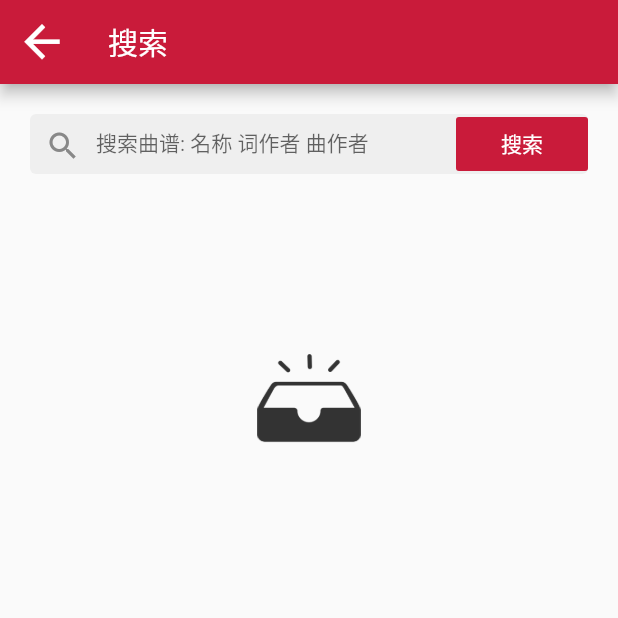
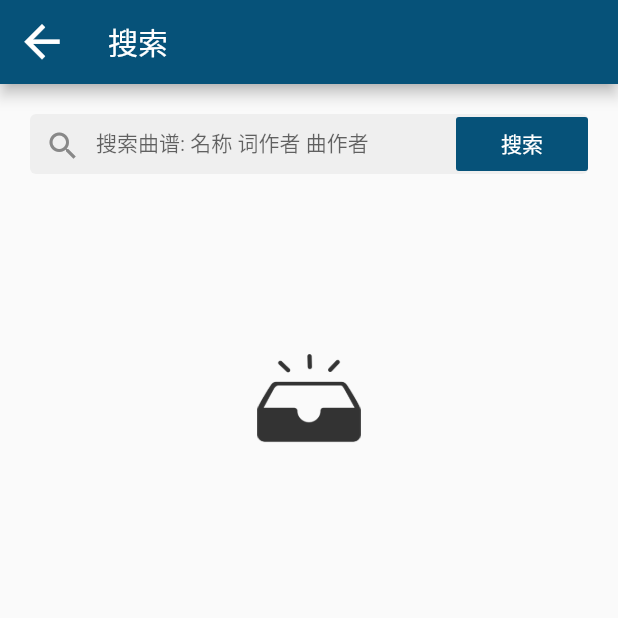
Before and after one commit to ChenYunerer/score_app, a Flutter app: the screen it shows after launch, after a tap on "搜索曲谱: 名称 词作者 曲作者", on a phone screen of 412 x 824 dp, the top half of it. Run offline on Flutter 3.47's test engine with Material 2 defaults, Android fonts, the phone set to English and light mode, and no system bars; our stand-ins replace convert, dio, fluttertoast, photo_view, shared_preferences; generated files the repository leaves out were written again; network calls fail.

Commit message:
feat(ALL): 修改颜色

```diff
--- a/lib/config/color_config.dart
+++ b/lib/config/color_config.dart
@@ -9,5 +9,5 @@ class ColorConfig {
   static const Color gray = Color(0xFF888888);
   static const Color textDefault = Color(0xFF888888);
   static const Color textBlack = Color(0xFF313131);
-  static const Color mainTheme = china_green;
+  static const Color main_theme = china_green;
 }
--- a/lib/dialog/login_dialog.dart
+++ b/lib/dialog/login_dialog.dart
@@ -115,7 +115,7 @@ class LoginDialog extends Dialog {
                     },
                     shape: RoundedRectangleBorder(
                         borderRadius: BorderRadius.all(Radius.circular(8))),
-                    color: ColorConfig.red,
+                    color: ColorConfig.main_theme,
                     child:
                     Text("注册", style: TextStyle(color: ColorConfig.white)),
                   ),
@@ -129,7 +129,7 @@ class LoginDialog extends Dialog {
                     },
                     shape: RoundedRectangleBorder(
                         borderRadius: BorderRadius.all(Radius.circular(8))),
-                    color: ColorConfig.red,
+                    color: ColorConfig.main_theme,
                     child:
                     Text("登录", style: TextStyle(color: ColorConfig.white)),
                   )
--- a/lib/dialog/register_dialog.dart
+++ b/lib/dialog/register_dialog.dart
@@ -99,7 +99,7 @@ class RegisterDialog extends Dialog {
                 },
                 shape: RoundedRectangleBorder(
                     borderRadius: BorderRadius.all(Radius.circular(8))),
-                color: ColorConfig.red,
+                color: ColorConfig.main_theme,
                 child: Text("确认", style: TextStyle(color: ColorConfig.white)),
               )
             ],
@@ -172,7 +172,7 @@ class RegisterDialog extends Dialog {
             },
             //shape: OutlineInputBorder(borderRadius: BorderRadius.all(Radius.circular(0))),
             padding: EdgeInsets.all(0),
-            color: ColorConfig.red,
+            color: ColorConfig.main_theme,
             child: countDownText,
           )
         ],
--- a/lib/dialog/tip_dialog.dart
+++ b/lib/dialog/tip_dialog.dart
@@ -107,7 +107,7 @@ class TipDialog extends Dialog {
                     },
                     shape: RoundedRectangleBorder(
                         borderRadius: BorderRadius.all(Radius.circular(8))),
-                    color: ColorConfig.red,
+                    color: ColorConfig.main_theme,
                     child: Text(negativeButtonStr,
                         style: TextStyle(color: ColorConfig.white)),
                   ),
@@ -122,7 +122,7 @@ class TipDialog extends Dialog {
                     },
                     shape: RoundedRectangleBorder(
                         borderRadius: BorderRadius.all(Radius.circular(8))),
-                    color: ColorConfig.red,
+                    color: ColorConfig.main_theme,
                     child: Text(positiveButtonStr,
                         style: TextStyle(color: ColorConfig.white)),
                   )
--- a/lib/main.dart
+++ b/lib/main.dart
@@ -11,14 +11,14 @@ class MyApp extends StatelessWidget {
       debugShowCheckedModeBanner: false,
       title: '搜谱',
       theme: ThemeData(
-        primaryColor: ColorConfig.red,
+        primaryColor: ColorConfig.main_theme,
         backgroundColor: ColorConfig.background,
         accentColor: ColorConfig.gray,
         textTheme: TextTheme(
           body1: TextStyle(color: ColorConfig.textDefault, fontSize: 16.0),
         ),
         iconTheme: IconThemeData(
-          color: ColorConfig.red,
+          color: ColorConfig.main_theme,
           size: 35.0,
         ),
       ),
--- a/lib/page/mine_page.dart
+++ b/lib/page/mine_page.dart
@@ -152,7 +152,7 @@ class MinePageState extends State<MinePage> {
             },
             shape: RoundedRectangleBorder(
                 borderRadius: BorderRadius.all(Radius.circular(8))),
-            color: ColorConfig.red,
+            color: ColorConfig.main_theme,
             child: Text(
               "退出登录",
               style: TextStyle(color: ColorConfig.white),
--- a/lib/page/search_page.dart
+++ b/lib/page/search_page.dart
@@ -38,7 +38,7 @@ class SearchPageState extends State<SearchPage> {
       }
       for (int i = 0; i < searchParameterHistoryList.length; i++) {
         chipWidgetList.add(ChoiceChip(
-            backgroundColor: ColorConfig.red,
+            backgroundColor: ColorConfig.main_theme,
             selected: false,
             onSelected: (bool value) {
               _searchScore(searchParameterHistoryList.elementAt(i));
@@ -134,7 +134,7 @@ class SearchPageState extends State<SearchPage> {
             onPressed: () => _searchScore(searchParameter),
             //shape: OutlineInputBorder(borderRadius: BorderRadius.all(Radius.circular(0))),
             padding: EdgeInsets.all(0),
-            color: ColorConfig.red,
+            color: ColorConfig.main_theme,
             child: Text("搜索", style: TextStyle(color: ColorConfig.white)),
           )
         ],
--- a/lib/page/show_picture_page.dart
+++ b/lib/page/show_picture_page.dart
@@ -70,8 +70,7 @@ class ShowPicturePageState extends State<ShowPicturePage> {
         photoViewGalleryPageOptionsList.add(PhotoViewGalleryPageOptions(
             minScale: PhotoViewComputedScale.contained * 0.8,
             maxScale: PhotoViewComputedScale.covered * 1.5,
-            imageProvider: NetworkImage(scoreBaseInfoBean.scoreCoverPicture),
-            heroTag: i.toString()));
+            imageProvider: NetworkImage(scoreBaseInfoBean.scoreCoverPicture)));
       } else {
         photoViewGalleryPageOptionsList.add(PhotoViewGalleryPageOptions(
             minScale: PhotoViewComputedScale.contained * 0.8,
@@ -80,8 +79,7 @@ class ShowPicturePageState extends State<ShowPicturePage> {
                 ? ""
                 : scorePictureInfoBeanList
                 .elementAt(i)
-                .scorePictureHref),
-            heroTag: i.toString()));
+                .scorePictureHref)));
       }
     }
   }
--- a/lib/util/net_util.dart
+++ b/lib/util/net_util.dart
@@ -74,7 +74,8 @@ class NetUtils {
 
   ///通过HttpOptions封装Http Header
   static Future getHttpOptions() async {
-    String token = await TokenUtil.getToken();
+    //String token = await TokenUtil.getToken();
+    String token = "unknow";
     Map<String, dynamic> headers = new Map();
     headers[TOKEN_HEADER_KEY] = token;
     Options options = Options(headers: headers);
```
Also changed, not shown: pubspec.yaml (+8 -8 lines), pubspec.lock, 1 other file.
